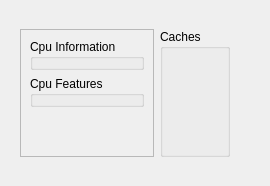
First picture: the form in apps/Qt/Views/SystemInfoView/SystemInfoView.ui, repository klapeto/elpida, before the edit.
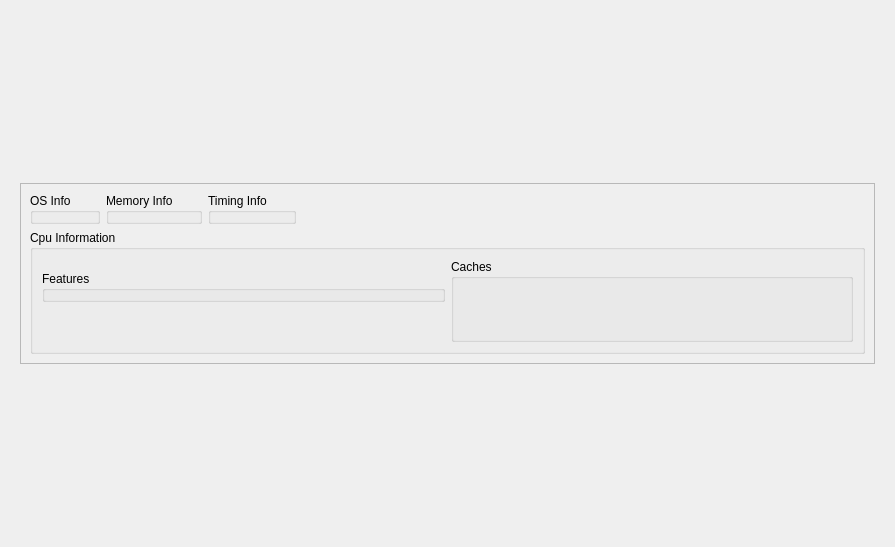
Second picture: the form after the edit.

Patch:
```diff
--- a/apps/Qt/Views/SystemInfoView/SystemInfoView.ui
+++ b/apps/Qt/Views/SystemInfoView/SystemInfoView.ui
@@ -6,8 +6,8 @@
    <rect>
     <x>0</x>
     <y>0</y>
-    <width>270</width>
-    <height>186</height>
+    <width>895</width>
+    <height>547</height>
    </rect>
   </property>
   <property name="windowTitle">
@@ -33,16 +33,32 @@
         </property>
         <layout class="QGridLayout" name="gridLayout">
          <item row="0" column="0">
+          <widget class="QGroupBox" name="gbOsInfo">
+           <property name="title">
+            <string>OS Info</string>
+           </property>
+          </widget>
+         </item>
+         <item row="1" column="0" colspan="5">
           <widget class="QGroupBox" name="gbCpuInfo">
            <property name="title">
             <string>Cpu Information</string>
            </property>
-          </widget>
-         </item>
+           <layout class="QGridLayout" name="gridLayout_2">
+            <item row="0" column="1" rowspan="4">
+             <widget class="QGroupBox" name="gbCaches">
+              <property name="title">
+               <string>Caches</string>
+              </property>
+             </widget>
+            </item>
+            <item row="0" column="0">
+             <layout class="QGridLayout" name="glInfo"/>
+            </item>
          <item row="2" column="0">
           <widget class="QGroupBox" name="gbCpuFreatures">
            <property name="title">
-            <string>Cpu Features</string>
+               <string>Features</string>
            </property>
           </widget>
          </item>
@@ -62,15 +78,38 @@
         </layout>
        </widget>
       </item>
-      <item>
-       <widget class="QGroupBox" name="gbCaches">
-        <property name="title">
-         <string>Caches</string>
-        </property>
-       </widget>
-      </item>
-      <item>
+         <item row="0" column="3" colspan="2">
        <spacer name="horizontalSpacer">
+           <property name="orientation">
+            <enum>Qt::Horizontal</enum>
+           </property>
+           <property name="sizeHint" stdset="0">
+            <size>
+             <width>651</width>
+             <height>20</height>
+            </size>
+           </property>
+          </spacer>
+         </item>
+         <item row="0" column="2">
+          <widget class="QGroupBox" name="gbTimingInfo">
+           <property name="title">
+            <string>Timing Info</string>
+           </property>
+          </widget>
+         </item>
+         <item row="0" column="1">
+          <widget class="QGroupBox" name="gbMemoryInfo">
+           <property name="title">
+            <string>Memory Info</string>
+           </property>
+          </widget>
+         </item>
+        </layout>
+       </widget>
+      </item>
+      <item>
+       <spacer name="horizontalSpacer_2">
         <property name="orientation">
          <enum>Qt::Horizontal</enum>
         </property>
```
Lines whose indentation alone changed are shown as unchanged.
